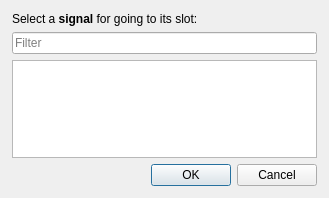
Above: app/designer/signaleditor.ui from objectwheel/objectwheel before the change. Below: the same form after it.
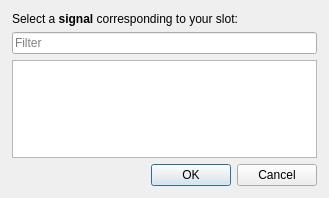
That is the form after the change.

```diff
--- a/app/designer/signaleditor.ui
+++ b/app/designer/signaleditor.ui
@@ -32,7 +32,7 @@
    <item>
     <widget class="QLabel" name="label">
      <property name="text">
-      <string>Select a &lt;b&gt;signal&lt;/b&gt; for going to its slot:</string>
+      <string>Select a &lt;b&gt;signal&lt;/b&gt; corresponding to your slot:</string>
      </property>
     </widget>
    </item>
```
